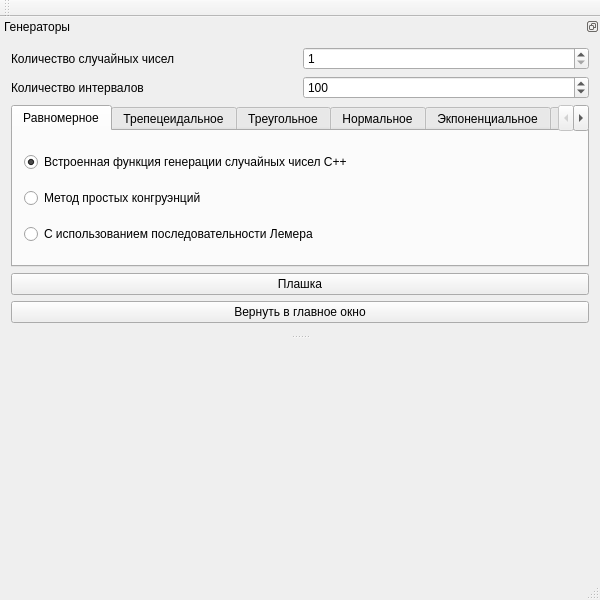
Old version of the form MIS_Kryuchkov.ui in the repository bagofpockets/MIS_Kryuchkov.
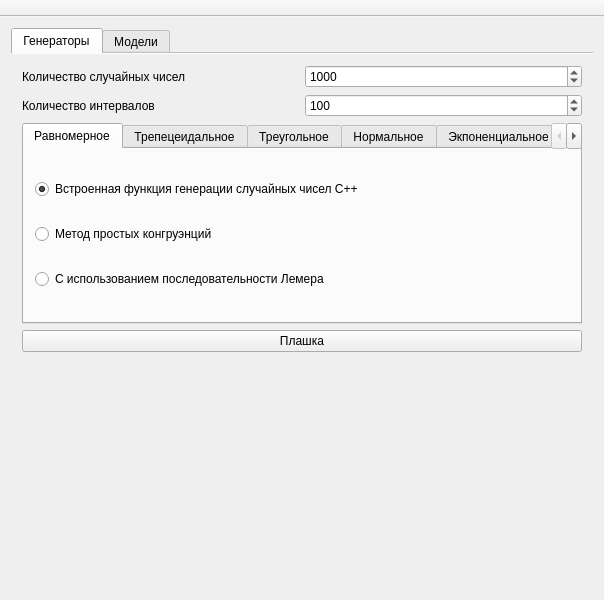
New version of the form. Icons and pictures are not drawn. Custom widgets are drawn as their Qt base class.

Diff of the .ui file:
```diff
--- a/MIS_Kryuchkov.ui
+++ b/MIS_Kryuchkov.ui
@@ -9,7 +9,7 @@
    <rect>
     <x>0</x>
     <y>0</y>
-    <width>600</width>
+    <width>604</width>
     <height>600</height>
    </rect>
   </property>
@@ -53,71 +53,30 @@
    </property>
    <layout class="QGridLayout" name="gridLayout_2">
     <item row="0" column="0">
-     <widget class="QwtPlot" name="plot"/>
-    </item>
-   </layout>
-  </widget>
-  <widget class="QMenuBar" name="menuBar">
-   <property name="geometry">
-    <rect>
-     <x>0</x>
-     <y>0</y>
-     <width>600</width>
-     <height>21</height>
-    </rect>
-   </property>
-  </widget>
-  <widget class="QToolBar" name="mainToolBar">
-   <attribute name="toolBarArea">
-    <enum>TopToolBarArea</enum>
-   </attribute>
-   <attribute name="toolBarBreak">
-    <bool>false</bool>
-   </attribute>
-  </widget>
-  <widget class="QStatusBar" name="statusBar"/>
-  <widget class="QDockWidget" name="dockWidget">
-   <property name="sizePolicy">
-    <sizepolicy hsizetype="MinimumExpanding" vsizetype="Minimum">
-     <horstretch>0</horstretch>
-     <verstretch>0</verstretch>
-    </sizepolicy>
-   </property>
-   <property name="minimumSize">
-    <size>
-     <width>600</width>
-     <height>293</height>
-    </size>
-   </property>
-   <property name="maximumSize">
-    <size>
-     <width>524287</width>
-     <height>524287</height>
-    </size>
-   </property>
-   <property name="floating">
+     <widget class="QTabWidget" name="tabs">
+      <property name="tabPosition">
+       <enum>QTabWidget::North</enum>
+      </property>
+      <property name="tabShape">
+       <enum>QTabWidget::Rounded</enum>
+      </property>
+      <property name="currentIndex">
+       <number>0</number>
+      </property>
+      <property name="documentMode">
+       <bool>true</bool>
+      </property>
+      <property name="movable">
     <bool>false</bool>
    </property>
-   <property name="features">
-    <set>QDockWidget::DockWidgetFloatable|QDockWidget::DockWidgetMovable</set>
-   </property>
-   <property name="allowedAreas">
-    <set>Qt::BottomDockWidgetArea|Qt::TopDockWidgetArea</set>
-   </property>
-   <property name="windowTitle">
+      <property name="tabBarAutoHide">
+       <bool>false</bool>
+      </property>
+      <widget class="QWidget" name="generators">
+       <attribute name="title">
     <string>Генераторы</string>
-   </property>
-   <attribute name="dockWidgetArea">
-    <number>4</number>
-   </attribute>
-   <widget class="QWidget" name="dockWidgetContents_2">
-    <property name="sizePolicy">
-     <sizepolicy hsizetype="Preferred" vsizetype="Preferred">
-      <horstretch>0</horstretch>
-      <verstretch>0</verstretch>
-     </sizepolicy>
-    </property>
-    <layout class="QGridLayout" name="gridLayout">
+       </attribute>
+       <layout class="QGridLayout" name="gridLayout_10">
      <item row="0" column="0">
       <widget class="QLabel" name="valuesLabel">
        <property name="text">
@@ -125,24 +84,27 @@
        </property>
       </widget>
      </item>
-     <item row="2" column="0">
+        <item row="0" column="1">
+         <widget class="QSpinBox" name="valuesNum">
+          <property name="minimum">
+           <number>1</number>
+          </property>
+          <property name="maximum">
+           <number>100000</number>
+          </property>
+          <property name="value">
+           <number>1000</number>
+          </property>
+         </widget>
+        </item>
+        <item row="1" column="0">
       <widget class="QLabel" name="intervalsLabel">
        <property name="text">
         <string>Количество интервалов</string>
        </property>
       </widget>
      </item>
-     <item row="0" column="1">
-      <widget class="QSpinBox" name="valuesNum">
-       <property name="minimum">
-        <number>1</number>
-       </property>
-       <property name="maximum">
-        <number>100000</number>
-       </property>
-      </widget>
-     </item>
-     <item row="2" column="1">
+        <item row="1" column="1">
       <widget class="QSpinBox" name="intervalsNum">
        <property name="minimum">
         <number>1</number>
@@ -155,13 +117,13 @@
        </property>
       </widget>
      </item>
-     <item row="5" column="0" colspan="2">
-      <widget class="QTabWidget" name="tabs">
+        <item row="2" column="0" colspan="2">
+         <widget class="QTabWidget" name="gTabs">
        <property name="enabled">
         <bool>true</bool>
        </property>
        <property name="sizePolicy">
-        <sizepolicy hsizetype="Expanding" vsizetype="Expanding">
+           <sizepolicy hsizetype="Expanding" vsizetype="Minimum">
          <horstretch>0</horstretch>
          <verstretch>0</verstretch>
         </sizepolicy>
@@ -181,11 +143,18 @@
        <property name="currentIndex">
         <number>0</number>
        </property>
-       <widget class="QWidget" name="tab_0">
+          <widget class="QWidget" name="gtab_0">
         <attribute name="title">
          <string>Равномерное</string>
         </attribute>
         <layout class="QGridLayout" name="gridLayout_4">
+            <item row="4" column="0">
+             <widget class="QRadioButton" name="radioButton0_3">
+              <property name="text">
+               <string>С использованием последовательности Лемера</string>
+              </property>
+             </widget>
+            </item>
          <item row="3" column="0">
           <widget class="QRadioButton" name="radioButton0_2">
            <property name="text">
@@ -203,16 +172,9 @@
            </property>
           </widget>
          </item>
-         <item row="4" column="0">
-          <widget class="QRadioButton" name="radioButton0_3">
-           <property name="text">
-            <string>С использованием последовательности Лемера</string>
-           </property>
-          </widget>
-         </item>
-        </layout>
-       </widget>
-       <widget class="QWidget" name="tab_1">
+           </layout>
+          </widget>
+          <widget class="QWidget" name="gtab_1">
         <attribute name="title">
          <string>Трепецеидальное</string>
         </attribute>
@@ -271,7 +233,7 @@
          </item>
         </layout>
        </widget>
-       <widget class="QWidget" name="tab_2">
+          <widget class="QWidget" name="gtab_2">
         <attribute name="title">
          <string>Треугольное</string>
         </attribute>
@@ -319,7 +281,7 @@
          </item>
         </layout>
        </widget>
-       <widget class="QWidget" name="tab_3">
+          <widget class="QWidget" name="gtab_3">
         <attribute name="title">
          <string>Нормальное</string>
         </attribute>
@@ -343,7 +305,7 @@
          </item>
         </layout>
        </widget>
-       <widget class="QWidget" name="tab_4">
+          <widget class="QWidget" name="gtab_4">
         <attribute name="title">
          <string>Экпоненциальное</string>
         </attribute>
@@ -383,7 +345,7 @@
          </item>
         </layout>
        </widget>
-       <widget class="QWidget" name="tab_5">
+          <widget class="QWidget" name="gtab_5">
         <attribute name="title">
          <string>Эрланговое</string>
         </attribute>
@@ -435,8 +397,8 @@
        </widget>
       </widget>
      </item>
-     <item row="6" column="0" colspan="2">
-      <widget class="QPushButton" name="showChart">
+        <item row="3" column="0" colspan="2">
+         <widget class="QPushButton" name="showPlot">
        <property name="enabled">
         <bool>true</bool>
        </property>
@@ -478,24 +440,51 @@
        </property>
       </widget>
      </item>
-     <item row="7" column="0" colspan="2">
-      <widget class="QPushButton" name="returnDock">
-       <property name="sizePolicy">
-        <sizepolicy hsizetype="Minimum" vsizetype="Fixed">
-         <horstretch>0</horstretch>
-         <verstretch>0</verstretch>
-        </sizepolicy>
-       </property>
-       <property name="text">
-        <string>Вернуть в главное окно</string>
-       </property>
-       <property name="flat">
+        <item row="4" column="0" colspan="2">
+         <widget class="QwtPlot" name="plot"/>
+        </item>
+       </layout>
+      </widget>
+      <widget class="QWidget" name="models">
+       <attribute name="title">
+        <string>Модели</string>
+       </attribute>
+      </widget>
+     </widget>
+    </item>
+   </layout>
+  </widget>
+  <widget class="QMenuBar" name="menuBar">
+   <property name="geometry">
+    <rect>
+     <x>0</x>
+     <y>0</y>
+     <width>604</width>
+     <height>21</height>
+    </rect>
+   </property>
+   <property name="defaultUp">
+    <bool>false</bool>
+   </property>
+  </widget>
+  <widget class="QToolBar" name="mainToolBar">
+   <property name="movable">
         <bool>false</bool>
        </property>
-      </widget>
-     </item>
-    </layout>
-   </widget>
+   <property name="floatable">
+    <bool>false</bool>
+   </property>
+   <attribute name="toolBarArea">
+    <enum>TopToolBarArea</enum>
+   </attribute>
+   <attribute name="toolBarBreak">
+    <bool>false</bool>
+   </attribute>
+  </widget>
+  <widget class="QStatusBar" name="statusBar">
+   <property name="sizeGripEnabled">
+    <bool>false</bool>
+   </property>
   </widget>
   <zorder>dockWidget</zorder>
  </widget>
```
Lines whose indentation alone changed are shown as unchanged.
